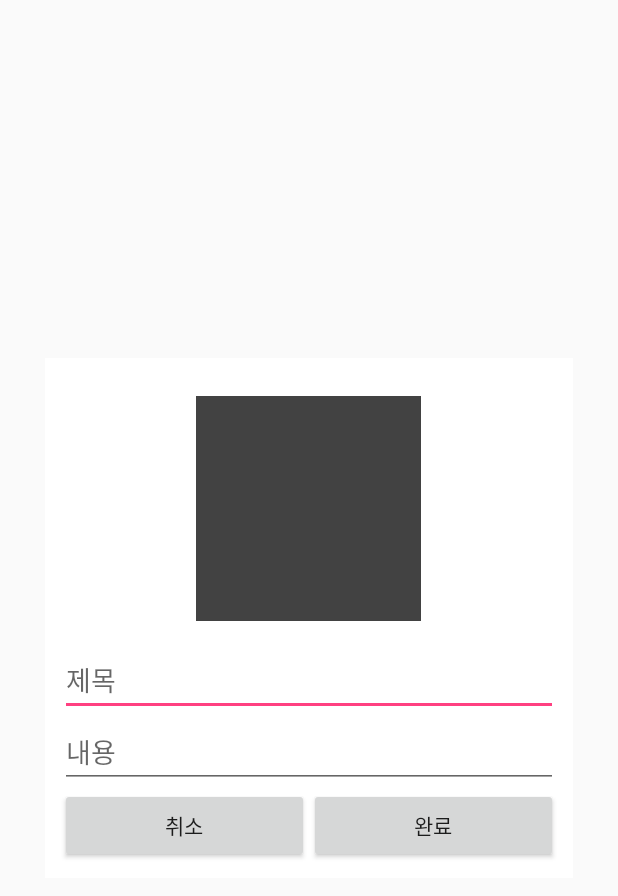
After one commit to vpdls1511/2018_0XDhackathon, an Android app: the layout map_dialog_layout.xml on its own in the app's theme, with its tools: preview values and no code run, on a phone screen of 412 x 824 dp. The commit adds this screen. Shown: the top 896 px of the screen. Run offline under Robolectric (Android 15) with nearby library versions, the phone set to English and light mode, and no system bars.

Commit message:
added Custom Dialog

```diff
--- /dev/null
+++ b/app/src/main/res/layout/map_dialog_layout.xml
@@ -0,0 +1,61 @@
+<?xml version="1.0" encoding="utf-8"?>
+<RelativeLayout xmlns:android="http://schemas.android.com/apk/res/android"
+    xmlns:app="http://schemas.android.com/apk/res-auto"
+    android:layout_width="match_parent"
+    android:layout_height="match_parent">
+
+    <LinearLayout
+        android:layout_width="match_parent"
+        android:layout_height="wrap_content"
+        android:layout_centerVertical="true"
+        android:layout_margin="30dp"
+        android:background="#ffffff"
+        android:orientation="vertical"
+        android:padding="10dp">
+
+        <ImageView
+            android:id="@+id/mapimageView"
+            android:layout_width="150dp"
+            android:layout_height="150dp"
+            android:layout_alignParentTop="true"
+            android:layout_centerHorizontal="true"
+            android:layout_gravity="center"
+            android:layout_margin="15dp"
+            app:srcCompat="@color/cardview_dark_background" />
+
+        <EditText
+            android:id="@+id/editTextTitle"
+            android:layout_width="match_parent"
+            android:layout_height="wrap_content"
+            android:hint="제목" />
+
+        <EditText
+            android:id="@+id/editTextContent"
+            android:layout_width="match_parent"
+            android:layout_height="wrap_content"
+            android:hint="내용" />
+
+        <LinearLayout
+            android:layout_width="match_parent"
+            android:layout_height="wrap_content">
+
+            <Button
+                android:id="@+id/mapDialogCancel"
+                android:layout_width="0dp"
+                android:layout_height="50dp"
+                android:layout_weight="1"
+                android:text="취소" />
+
+            <Button
+                android:id="@+id/mapDialogSuccess"
+                android:layout_width="0dp"
+                android:layout_height="50dp"
+                android:layout_weight="1"
+                android:text="완료" />
+
+        </LinearLayout>
+    </LinearLayout>
+
+
+
+</RelativeLayout>
```
Also changed, not shown: app/src/main/java/com/keen/android/happckathon/ui/dialogs/MapDialog.java (added, +75 -0 lines), app/src/main/java/com/keen/android/happckathon/ui/fragments/MapFragment.java (+22 -12 lines).
